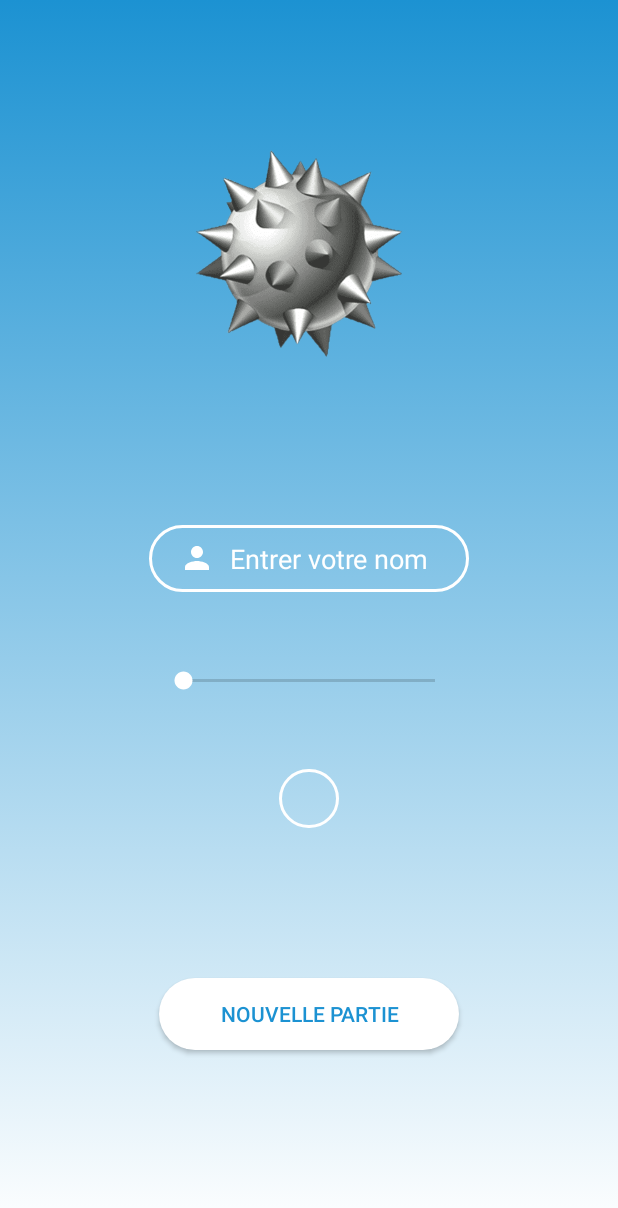
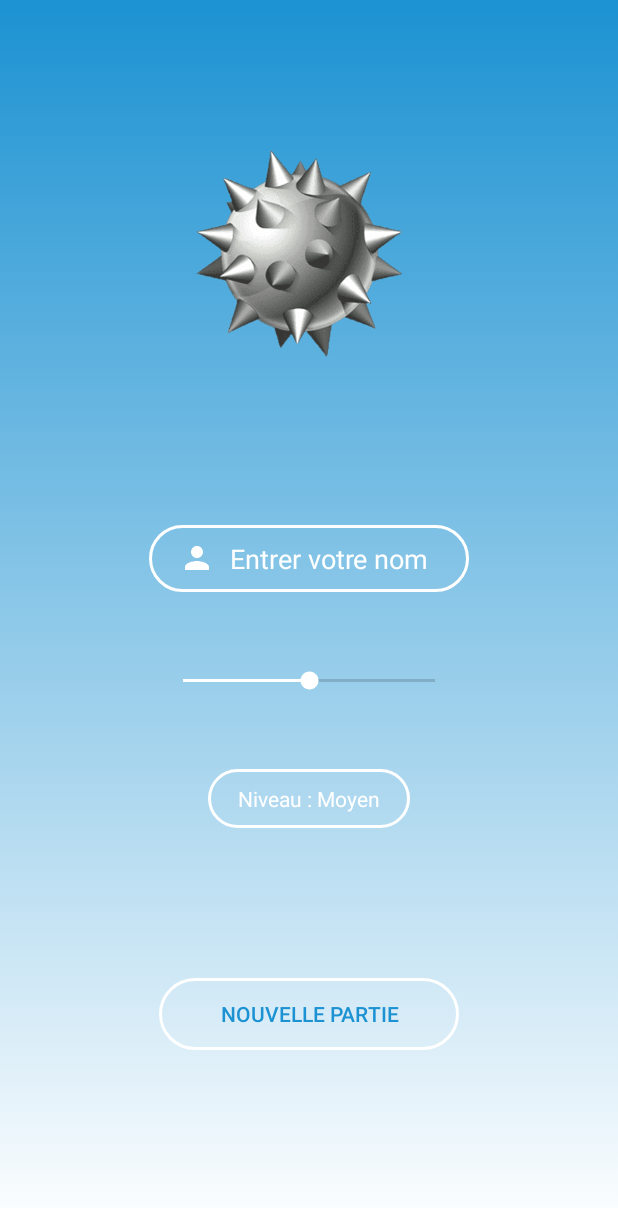
Before and after one commit to baptiste72/Demineur, an Android app: the screen it shows after launch (MainActivity), on a phone screen of 412 x 824 dp. Shown: the top 1208 px of the screen. Run offline under Robolectric (Android 15) with nearby library versions, the phone set to English and light mode, and no system bars.

Commit message:
New MainActivity as a login page

```diff
--- a/app/src/main/java/com/example/demineur/controller/GameActivity.java
+++ b/app/src/main/java/com/example/demineur/controller/GameActivity.java
@@ -247,13 +247,13 @@ public class GameActivity extends AppCompatActivity implements View.OnClickListe
             // Set les paramètres de la grille
             switch (nLevel){
                 case 1:
-                    level.setText(R.string.easy);
+
                     gameInit(8,8,10); break;
                 case 2 :
-                    level.setText(R.string.medium);
+
                     gameInit(16,16,40); break;
                 case 3 :
-                    level.setText(R.string.hard);
+
                     gameInit(16,32,99); break;
             }
         }
--- a/app/src/main/java/com/example/demineur/controller/MainActivity.java
+++ b/app/src/main/java/com/example/demineur/controller/MainActivity.java
@@ -1,22 +1,138 @@
 package com.example.demineur.controller;
+
+import android.content.Intent;
+import android.os.Bundle;
+import android.text.Editable;
+import android.text.TextWatcher;
+import android.view.View;
+import android.view.Window;
+import android.view.WindowManager;
+import android.widget.Button;
+import android.widget.EditText;
+import android.widget.SeekBar;
+import android.widget.TextView;
 
 import androidx.appcompat.app.AppCompatActivity;
 
-import android.app.ActionBar;
-import android.os.Bundle;
-import android.view.View;
-import android.view.Window;
-import android.view.WindowManager;
+import com.example.demineur.R;
+import com.example.demineur.model.Game;
+import com.example.demineur.model.Player;
 
-import com.example.demineur.R;
+/**
+ * Projet réalisé par Gabin Caudan / Baptiste Chauvelier / Constantin Chtanko
+ */
 
+/**
+ * Activité principale démarée au lancement de l'application
+ * Elle permet de renseigner le nom d'un nouveau joueur et de choisir un niveau de difficulté
+ */
 public class MainActivity extends AppCompatActivity {
+
+    private static final String GAME_ACTIVITY_KEY = "GAME_ACTIVITY_KEY";
+
+    private EditText name;
+    private SeekBar levelSeekbar;
+    private TextView levelTextview;
+    private Button newPartie;
+
+    private Game.Level level = null;
 
     @Override
     protected void onCreate(Bundle savedInstanceState) {
         super.onCreate(savedInstanceState);
+        /* Ces deux lignes permettent de rendre la status bar transparente
+        Ceci garantit que notre fond d'écran s'adapte à tout l'écran */
         requestWindowFeature(Window.FEATURE_NO_TITLE);
         getWindow().setFlags(WindowManager.LayoutParams.FLAG_TRANSLUCENT_NAVIGATION, WindowManager.LayoutParams.TYPE_STATUS_BAR);
+
         setContentView(R.layout.activity_main);
+
+        name = findViewById(R.id.name);
+        levelSeekbar = findViewById(R.id.level_seekbar);
+        levelTextview = findViewById(R.id.level_textview);
+        newPartie = findViewById(R.id.new_game);
+    }
+
+    @Override
+    protected void onResume() {
+        super.onResume();
+
+        enabledButton();
+        setLevelTextview();
+        launchGame();
+    }
+
+    /**
+     * Le bouton pour lancer la partie est par défaut désactivé
+     * Il ne s'active que lorsqu'un pseudo d'au moins quatre caractères est renseigné
+     */
+    private void enabledButton() {
+        newPartie.setEnabled(false);
+
+        name.addTextChangedListener(new TextWatcher() {
+            @Override
+            public void beforeTextChanged(CharSequence s, int start, int count, int after) {
+            }
+
+            @Override
+            public void onTextChanged(CharSequence s, int start, int before, int count) {
+                newPartie.setEnabled(s.toString().trim().length() >= 4);
+            }
+
+            @Override
+            public void afterTextChanged(Editable s) {
+            }
+        });
+    }
+
+    /**
+     * On détermine le niveau de difficulté en fonction de la progression de la seekbar
+     */
+    private void setLevelTextview() {
+        levelSeekbar.setOnSeekBarChangeListener(new SeekBar.OnSeekBarChangeListener() {
+            @Override
+            public void onProgressChanged(SeekBar seekBar, int progress, boolean fromUser) {
+                if (progress == 0) {
+                    level = Game.Level.EASY;
+                    levelTextview.setText(R.string.easy);
+                } else if (progress == 1) {
+                    level = Game.Level.MEDIUM;
+                    levelTextview.setText(R.string.medium);
+                } else if (progress == 2) {
+                    level = Game.Level.HARD;
+                    levelTextview.setText(R.string.hard);
+                }
+            }
+
+            @Override
+            public void onStartTrackingTouch(SeekBar seekBar) {
+            }
+
+            @Override
+            public void onStopTrackingTouch(SeekBar seekBar) {
+            }
+        });
+    }
+
+    /**
+     * Lorsque le bouton est cliqué on lance l'activité GameAcitivity
+     */
+    private void launchGame() {
+        newPartie.setOnClickListener(v -> startGameActivity());
+    }
+
+    /**
+     * On définit les paramètres de l'objet Game à passer à l'activité GameActivity
+     * Cet objet récupère le pseudo définit dans l'EditText et le niveau de difficulté
+     * Il est ensuite passé dans l'intent pour pouvoir être utilisé dans l'activité GameActivity
+     */
+    private void startGameActivity() {
+        final Game GAME = new Game(new Player(name.getText().toString().trim()), level);
+        Intent gameActivity = new Intent(this, GameActivity.class);
+        Bundle bundle = new Bundle();
+
+        bundle.putSerializable(GAME_ACTIVITY_KEY, GAME);
+        gameActivity.putExtras(bundle);
+        startActivity(gameActivity);
     }
 }
--- a/app/src/main/res/drawable/button_background.xml
+++ b/app/src/main/res/drawable/button_background.xml
@@ -1,5 +1,16 @@
 <?xml version="1.0" encoding="utf-8"?>
-<shape xmlns:android="http://schemas.android.com/apk/res/android">
-    <solid android:color="@color/white" android:width="2dp"/>
-    <corners android:radius="70dp"/>
-</shape>
+<selector xmlns:android="http://schemas.android.com/apk/res/android">
+    <item android:state_enabled="true">
+        <shape>
+            <solid android:color="@color/white" android:width="2dp"/>
+            <corners android:radius="70dp"/>
+        </shape>
+    </item>
+
+    <item>
+        <shape>
+            <stroke android:color="@color/white" android:width="2dp"/>
+            <corners android:radius="70dp"/>
+        </shape>
+    </item>
+</selector>
--- a/app/src/main/res/layout/activity_main.xml
+++ b/app/src/main/res/layout/activity_main.xml
@@ -47,6 +47,7 @@
         android:layout_centerHorizontal="true"
         android:progressTint="@color/white"
         android:thumbTint="@color/white"
+        android:progress="1"
         android:max="2"/>
 
     <TextView
@@ -61,7 +62,8 @@
         android:paddingEnd="20dp"
         android:paddingBottom="10dp"
         android:background="@drawable/input_background"
-        android:textColor="@color/white"/>
+        android:textColor="@color/white"
+        android:text="@string/medium"/>
 
     <Button
         android:id="@+id/new_game"
--- a/app/src/main/res/values/strings.xml
+++ b/app/src/main/res/values/strings.xml
@@ -3,7 +3,7 @@
     <string name="mine">mine</string>
     <string name="enter_your_name">Entrer votre nom</string>
     <string name="new_game">Nouvelle partie</string>
-    <string name="easy">FACILE</string>
-    <string name="medium">MOYEN</string>
-    <string name="hard">EXTREME</string>
+    <string name="easy">Niveau : Facile</string>
+    <string name="medium">Niveau : Moyen</string>
+    <string name="hard">Niveau : Difficile</string>
 </resources>
```
Also changed, not shown: app/src/main/java/com/example/demineur/model/Game.java (+4 -4 lines), app/src/main/res/drawable/bomb.png (added).
